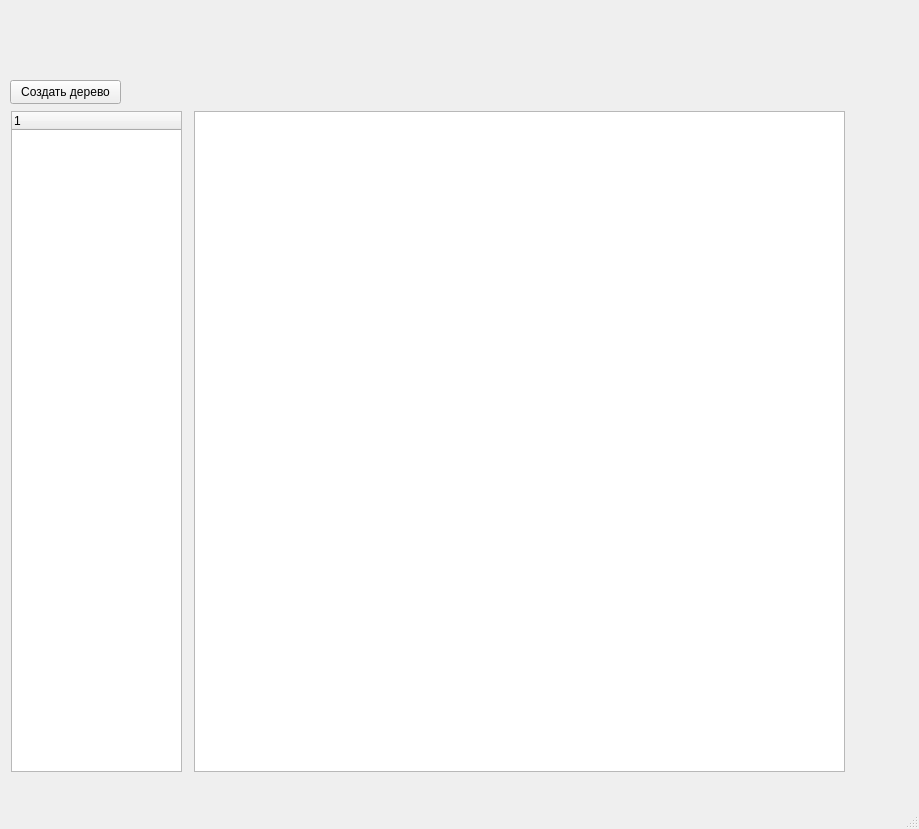
This is include/MainWindow.ui in RA6AMO/newEdit as Qt 5 draws it before an edit. The edited form follows.
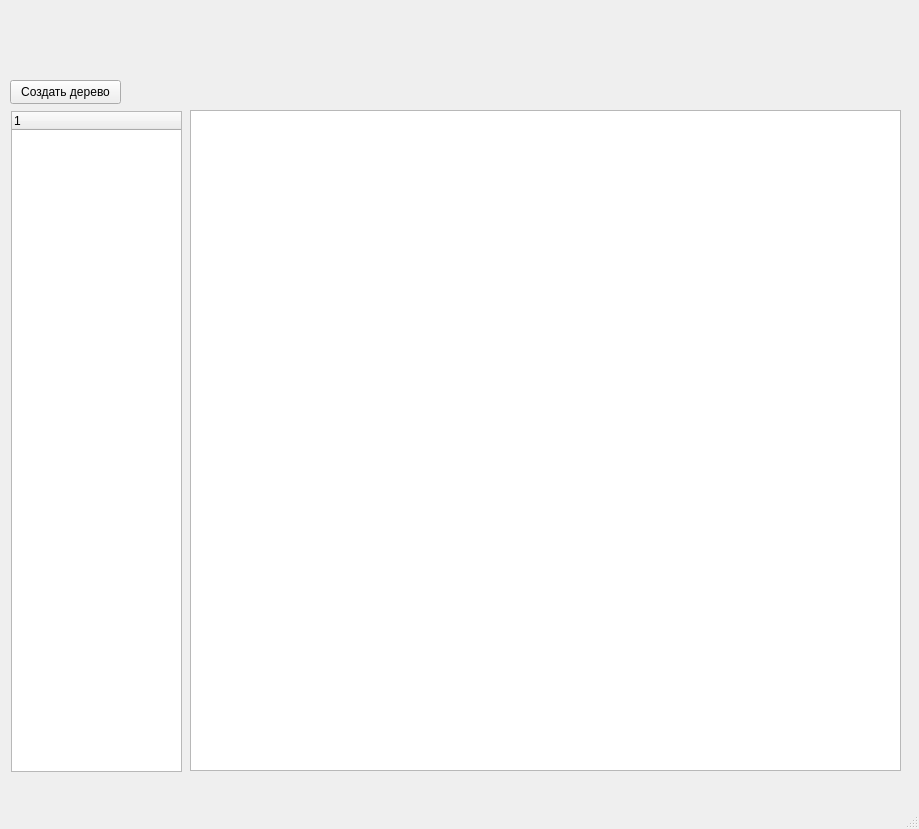
This is the edited form. Custom widgets are drawn as their Qt base class.

The edit to the form file:
```diff
--- a/include/MainWindow.ui
+++ b/include/MainWindow.ui
@@ -29,16 +29,6 @@
      </property>
     </column>
    </widget>
-   <widget class="QTableWidget" name="tableWidget">
-    <property name="geometry">
-     <rect>
-      <x>194</x>
-      <y>111</y>
-      <width>651</width>
-      <height>661</height>
-     </rect>
-    </property>
-   </widget>
    <widget class="QPushButton" name="pushButton_createTree">
     <property name="geometry">
      <rect>
@@ -52,6 +42,16 @@
      <string>Создать дерево</string>
     </property>
    </widget>
+   <widget class="MainTable" name="tableView">
+    <property name="geometry">
+     <rect>
+      <x>190</x>
+      <y>110</y>
+      <width>711</width>
+      <height>661</height>
+     </rect>
+    </property>
+   </widget>
   </widget>
   <widget class="QMenuBar" name="menubar">
    <property name="geometry">
@@ -71,6 +71,11 @@
    <extends>QTreeWidget</extends>
    <header>LTreeWidget.h</header>
   </customwidget>
+  <customwidget>
+   <class>MainTable</class>
+   <extends>QTableView</extends>
+   <header>MainTable.h</header>
+  </customwidget>
  </customwidgets>
  <resources/>
  <connections/>
```
